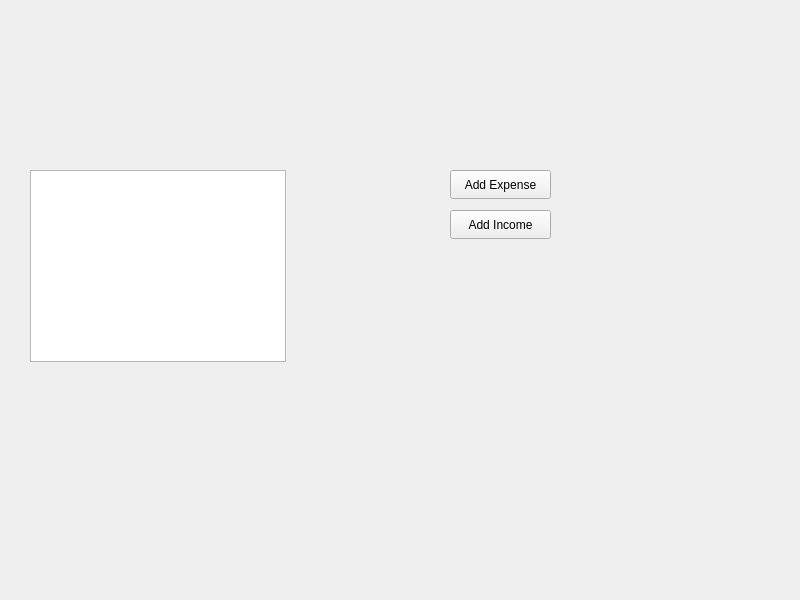
This is dough.ui in notexploiting/dough as Qt 5 draws it before an edit. The edited form follows.
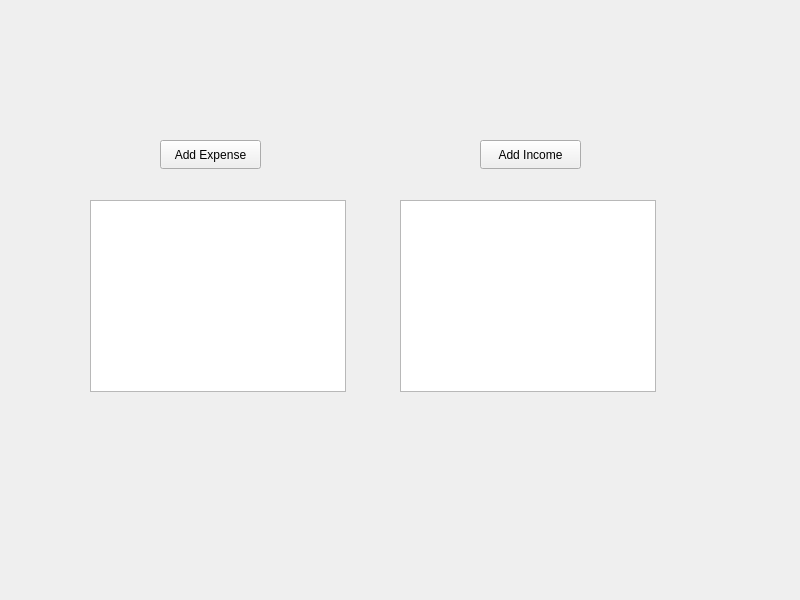
This is the edited form.

Commit message:
Conversion to QTableView with Successful Connection
Changed the QListView objects of Incomes and Expenses to QTableView for
each. Also successfully connected the views to the database.

What changed in the file:
```diff
--- a/dough.ui
+++ b/dough.ui
@@ -13,21 +13,11 @@
   <property name="windowTitle">
    <string>dough</string>
   </property>
-  <widget class="QTableView" name="tableView">
-   <property name="geometry">
-    <rect>
-     <x>30</x>
-     <y>170</y>
-     <width>256</width>
-     <height>192</height>
-    </rect>
-   </property>
-  </widget>
   <widget class="QPushButton" name="pushButton_income">
    <property name="geometry">
     <rect>
-     <x>450</x>
-     <y>210</y>
+     <x>480</x>
+     <y>140</y>
      <width>101</width>
      <height>29</height>
     </rect>
@@ -39,8 +29,8 @@
   <widget class="QPushButton" name="pushButton_expense">
    <property name="geometry">
     <rect>
-     <x>450</x>
-     <y>170</y>
+     <x>160</x>
+     <y>140</y>
      <width>101</width>
      <height>29</height>
     </rect>
@@ -49,6 +39,26 @@
     <string>Add Expense</string>
    </property>
   </widget>
+  <widget class="QTableView" name="tableView_expenses">
+   <property name="geometry">
+    <rect>
+     <x>90</x>
+     <y>200</y>
+     <width>256</width>
+     <height>192</height>
+    </rect>
+   </property>
+  </widget>
+  <widget class="QTableView" name="tableView_incomes">
+   <property name="geometry">
+    <rect>
+     <x>400</x>
+     <y>200</y>
+     <width>256</width>
+     <height>192</height>
+    </rect>
+   </property>
+  </widget>
  </widget>
  <resources/>
  <connections/>
```
The commit also changes 2 other files.
